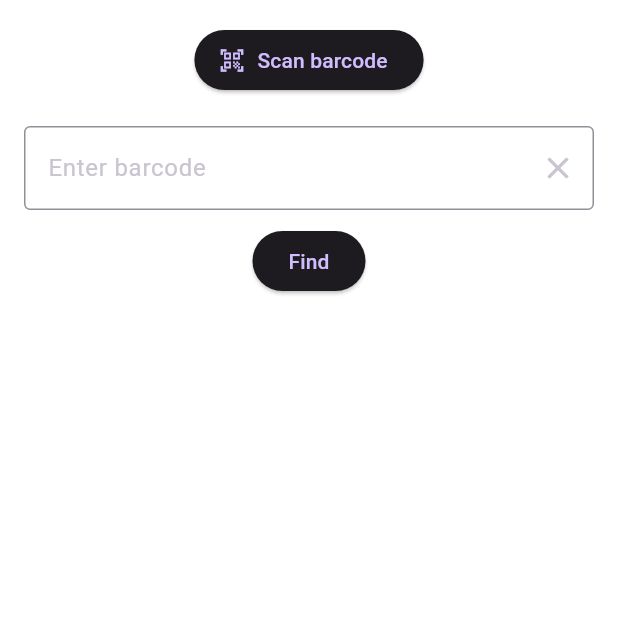
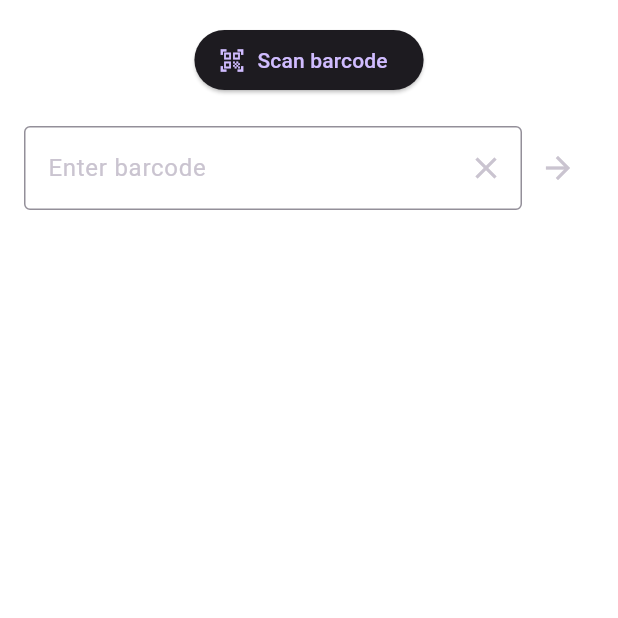
Before and after one commit to Preacher-Goldhand/pantry_mobile, a Flutter app: the SearchScreen screen opened directly, on a phone screen of 412 x 824 dp, the top half of it. Run offline on Flutter 3.47's test engine with Material 3 defaults, Android fonts, the phone set to English and light mode, and no system bars; missing offline and left inert: mongo_dart, qr_code_scanner.

Commit message:
Edited Find button in Search screen

```diff
--- a/lib/screens/search_screen.dart
+++ b/lib/screens/search_screen.dart
@@ -170,7 +170,11 @@ class _SearchScreenState extends State<SearchScreen> {
             label: Text('Scan barcode'),
           ),
           SizedBox(height: 20),
-          TextField(
+          // Zastosowanie Row do umieszczenia pola tekstowego i ikony w jednej linii
+          Row(
+            children: [
+              Expanded(
+                child: TextField(
                   controller: _barcodeController,
                   decoration: InputDecoration(
                     labelText: 'Enter barcode',
@@ -187,8 +191,9 @@ class _SearchScreenState extends State<SearchScreen> {
                     ),
                   ),
                 ),
-          SizedBox(height: 10),
-          ElevatedButton(
+              ),
+              IconButton(
+                icon: Icon(Icons.arrow_forward),
                 onPressed: () {
                   final barcode = _barcodeController.text.trim();
                   if (barcode.isNotEmpty) {
@@ -200,7 +205,8 @@ class _SearchScreenState extends State<SearchScreen> {
                     });
                   }
                 },
-            child: Text('Find'),
+              ),
+            ],
           ),
           SizedBox(height: 30),
           if (_error != null)
```
Lines whose indentation alone changed are shown as unchanged.
